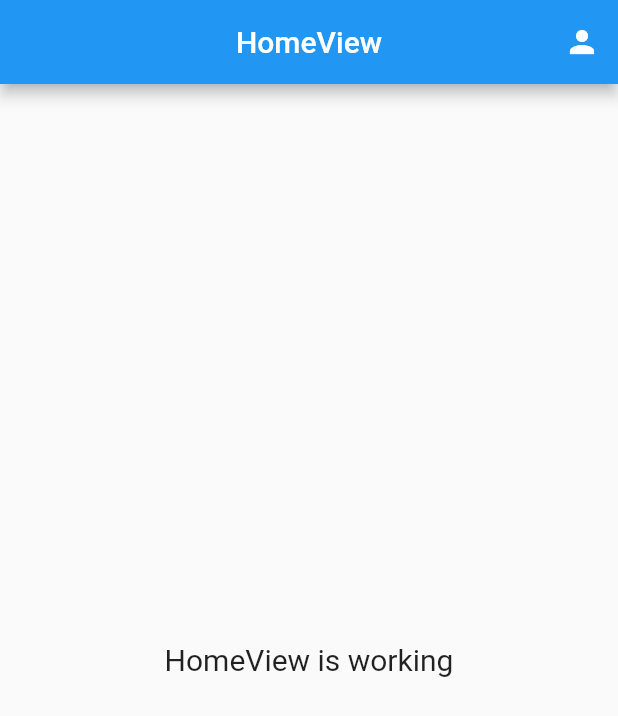
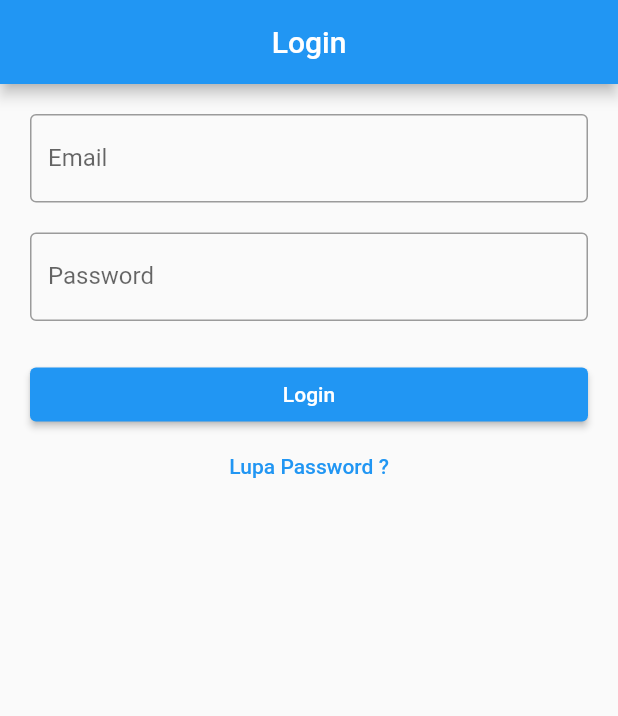
Before and after one commit to anasmisbah/presence_app, a Flutter app: the screen it shows after launch, on a phone screen of 412 x 824 dp. Shown: the top 716 px of the screen. Run offline on Flutter 3.47's test engine with Material 2 defaults, Android fonts, the phone set to English and light mode, and no system bars; our stand-ins replace cloud_firestore, firebase_auth, firebase_core, get; accounts and stored records are empty.

Commit message:
auth login

```diff
--- /dev/null
+++ b/lib/app/modules/login/controllers/login_controller.dart
@@ -0,0 +1,43 @@
+import 'package:firebase_auth/firebase_auth.dart';
+import 'package:flutter/material.dart';
+import 'package:get/get.dart';
+import 'package:presence_app/app/routes/app_pages.dart';
+
+class LoginController extends GetxController {
+  TextEditingController emailC = TextEditingController();
+  TextEditingController passC = TextEditingController();
+
+  FirebaseAuth auth = FirebaseAuth.instance;
+
+  void login() async {
+    if (emailC.text.isNotEmpty && passC.text.isNotEmpty) {
+      try {
+        final userCredential = await FirebaseAuth.instance
+            .signInWithEmailAndPassword(
+                email: emailC.text, password: passC.text);
+
+        if (userCredential.user != null) {
+          if (userCredential.user!.emailVerified == true) {
+            Get.offNamed(Routes.HOME);
+          } else {
+            Get.defaultDialog(
+                onConfirm: () => print("Ok"),
+                title: "Belum verifikasi",
+                middleText:
+                    "Kamu belum verifikasi email, lakukan verifikasi melalui email anda");
+          }
+        }
+      } on FirebaseAuthException catch (e) {
+        if (e.code == 'user-not-found') {
+          Get.snackbar(
+              'Terjadi Kesalahan', 'Pegawai dengan email ini tidak ditemukan');
+        } else if (e.code == 'wrong-password') {
+          Get.snackbar('Terjadi Kesalahan', 'password salah');
+        }
+        Get.snackbar('Terjadi Kesalahan', 'Gagal login');
+      }
+    } else {
+      Get.snackbar('Terjadi Kesalahan', 'email dan password harus diisi');
+    }
+  }
+}
--- /dev/null
+++ b/lib/app/modules/login/views/login_view.dart
@@ -0,0 +1,54 @@
+import 'package:flutter/material.dart';
+
+import 'package:get/get.dart';
+
+import '../controllers/login_controller.dart';
+
+class LoginView extends GetView<LoginController> {
+  const LoginView({Key? key}) : super(key: key);
+  @override
+  Widget build(BuildContext context) {
+    return Scaffold(
+      appBar: AppBar(
+        title: const Text('Login'),
+        centerTitle: true,
+      ),
+      body: ListView(
+        padding: EdgeInsets.all(20),
+        children: [
+          TextField(
+            controller: controller.emailC,
+            decoration: InputDecoration(
+              labelText: "Email",
+              border: OutlineInputBorder(),
+            ),
+          ),
+          SizedBox(
+            height: 20,
+          ),
+          TextField(
+            controller: controller.passC,
+            obscureText: true,
+            decoration: InputDecoration(
+              labelText: "Password",
+              border: OutlineInputBorder(),
+            ),
+          ),
+          SizedBox(
+            height: 25,
+          ),
+          ElevatedButton(
+            onPressed: () {
+              controller.login();
+            },
+            child: Text("Login"),
+          ),
+          TextButton(
+            onPressed: () {},
+            child: Text("Lupa Password ?"),
+          ),
+        ],
+      ),
+    );
+  }
+}
--- a/lib/app/routes/app_pages.dart
+++ b/lib/app/routes/app_pages.dart
@@ -4,6 +4,8 @@ import '../modules/add_pegawai/bindings/add_pegawai_binding.dart';
 import '../modules/add_pegawai/views/add_pegawai_view.dart';
 import '../modules/home/bindings/home_binding.dart';
 import '../modules/home/views/home_view.dart';
+import '../modules/login/bindings/login_binding.dart';
+import '../modules/login/views/login_view.dart';
 
 part 'app_routes.dart';
 
@@ -23,5 +25,10 @@ class AppPages {
       page: () => const AddPegawaiView(),
       binding: AddPegawaiBinding(),
     ),
+    GetPage(
+      name: _Paths.LOGIN,
+      page: () => const LoginView(),
+      binding: LoginBinding(),
+    ),
   ];
 }
--- a/lib/app/routes/app_routes.dart
+++ b/lib/app/routes/app_routes.dart
@@ -5,10 +5,12 @@ abstract class Routes {
   Routes._();
   static const HOME = _Paths.HOME;
   static const ADD_PEGAWAI = _Paths.ADD_PEGAWAI;
+  static const LOGIN = _Paths.LOGIN;
 }
 
 abstract class _Paths {
   _Paths._();
   static const HOME = '/home';
   static const ADD_PEGAWAI = '/add-pegawai';
+  static const LOGIN = '/login';
 }
--- a/lib/main.dart
+++ b/lib/main.dart
@@ -14,7 +14,7 @@ void main() async {
   runApp(
     GetMaterialApp(
       title: "Application",
-      initialRoute: AppPages.INITIAL,
+      initialRoute: Routes.LOGIN,
       getPages: AppPages.routes,
     ),
   );
```
Also changed, not shown: lib/app/modules/login/bindings/login_binding.dart (added, +12 -0 lines).
